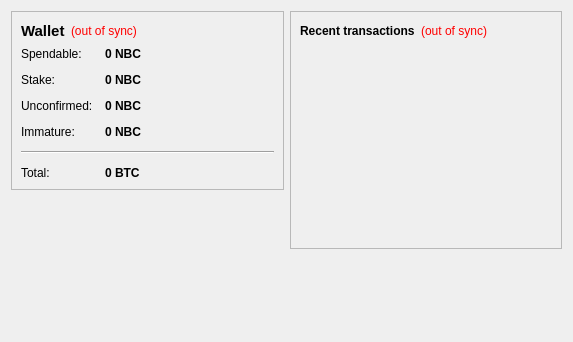
First picture: the form in src/qt/forms/overviewpage.ui, repository Nobthub/Nobtcoin, before the edit.
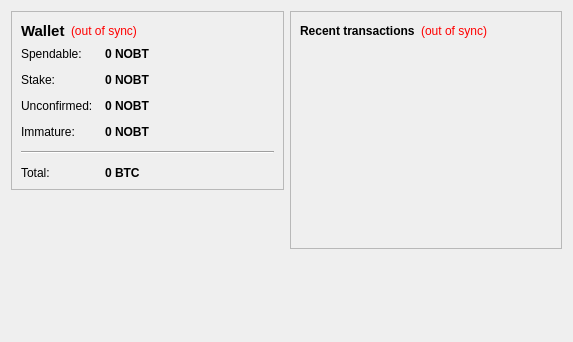
Second picture: the form after the edit.

The edit to the form file:
```diff
--- a/src/qt/forms/overviewpage.ui
+++ b/src/qt/forms/overviewpage.ui
@@ -105,7 +105,7 @@
              <string>Your current spendable balance</string>
             </property>
             <property name="text">
-             <string notr="true">0 NBC</string>
+             <string notr="true">0 NOBT</string>
             </property>
             <property name="textInteractionFlags">
              <set>Qt::LinksAccessibleByMouse|Qt::TextSelectableByKeyboard|Qt::TextSelectableByMouse</set>
@@ -134,7 +134,7 @@
              <string>Total of coins that was staked, and do not yet count toward the current balance</string>
             </property>
             <property name="text">
-             <string notr="true">0 NBC</string>
+             <string notr="true">0 NOBT</string>
             </property>
             <property name="textInteractionFlags">
              <set>Qt::LinksAccessibleByMouse|Qt::TextSelectableByKeyboard|Qt::TextSelectableByMouse</set>
@@ -163,7 +163,7 @@
              <string>Total of transactions that have yet to be confirmed, and do not yet count toward the current balance</string>
             </property>
             <property name="text">
-             <string notr="true">0 NBC</string>
+             <string notr="true">0 NOBT</string>
             </property>
             <property name="textInteractionFlags">
              <set>Qt::LinksAccessibleByMouse|Qt::TextSelectableByKeyboard|Qt::TextSelectableByMouse</set>
@@ -189,7 +189,7 @@
              <string>Mined balance that has not yet matured</string>
             </property>
             <property name="text">
-             <string notr="true">0 NBC</string>
+             <string notr="true">0 NOBT</string>
             </property>
             <property name="textInteractionFlags">
              <set>Qt::LinksAccessibleByMouse|Qt::TextSelectableByKeyboard|Qt::TextSelectableByMouse</set>
```
